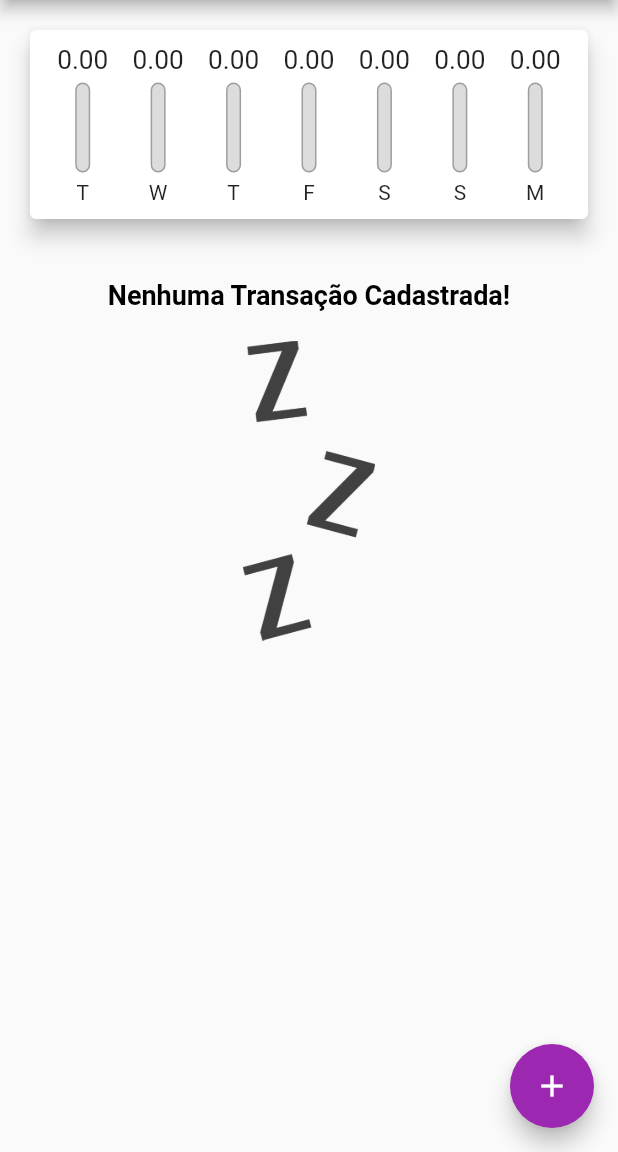
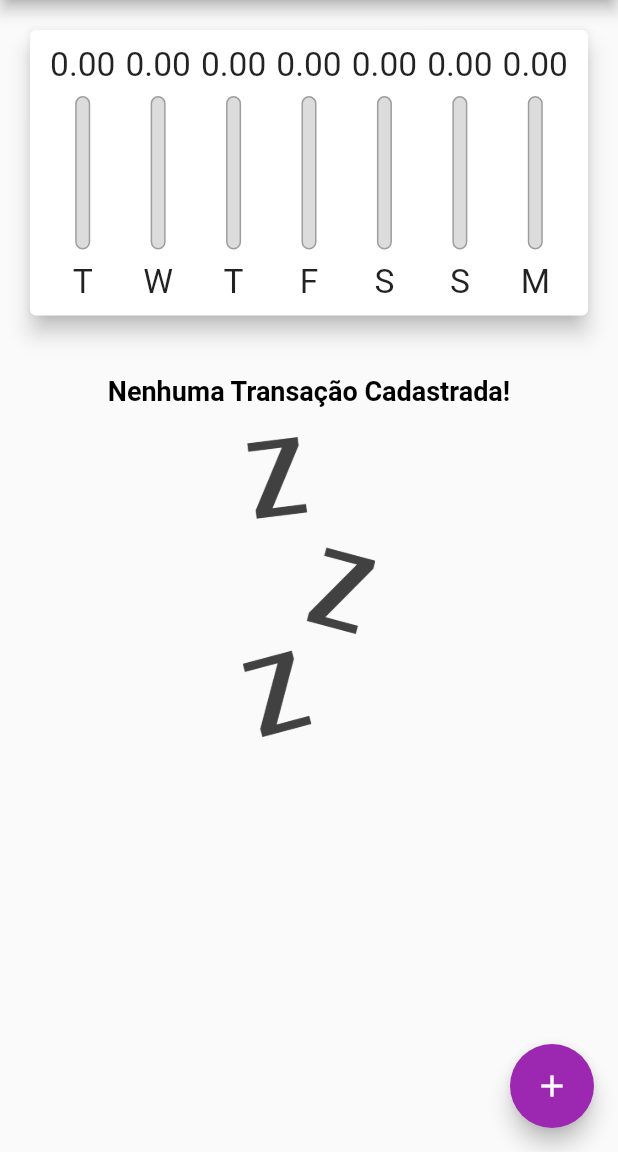
Before and after one commit to charlesdev771/flutter_specialization_cod3r, a Flutter app: the screen it shows after launch, on a phone screen of 412 x 824 dp, the part 84-1236 px from its top. Run offline on Flutter 3.47's test engine with Material 2 defaults, Android fonts, the phone set to English and light mode, and no system bars; Roboto replaces fonts that are missing (OpenSans).

Commit message:
final expenses

```diff
--- a/expenses/lib/components/chart.dart
+++ b/expenses/lib/components/chart.dart
@@ -41,7 +41,9 @@ class Chart extends StatelessWidget {
 
   @override
   Widget build(BuildContext context) {
-    return Card(
+    return Container(
+      height: MediaQuery.of(context).size.height * 0.4,
+      child: Card(
         elevation: 6,
         margin: const EdgeInsets.all(20),
         child: Padding(
@@ -62,6 +64,7 @@ class Chart extends StatelessWidget {
             }).toList(),
           ),
         ),
+      ),
     );
   }
 }
--- a/expenses/lib/components/chart_bar.dart
+++ b/expenses/lib/components/chart_bar.dart
@@ -14,17 +14,19 @@ class ChartBar extends StatelessWidget {
 
   @override
   Widget build(BuildContext context) {
+    return LayoutBuilder(
+      builder: (ctx, constraints) {
         return Column(
           children: [
             SizedBox(
-          height: 20,
+              height: constraints.maxHeight * 0.15,
               child: FittedBox(
                 child: Text('${value!.toStringAsFixed(2)}'),
               ),
             ),
-        const SizedBox(height: 5),
+            SizedBox(height: constraints.maxHeight * 0.05),
             SizedBox(
-          height: 60,
+              height: constraints.maxHeight * 0.6,
               width: 10,
               child: Stack(
                 alignment: Alignment.bottomCenter,
@@ -51,9 +53,16 @@ class ChartBar extends StatelessWidget {
                 ],
               ),
             ),
-        const SizedBox(height: 5),
-        Text(label!),
+            SizedBox(height: constraints.maxHeight * 0.05),
+            SizedBox(
+              height: constraints.maxHeight * 0.15,
+              child: FittedBox(
+                child: Text(label!),
+              ),
+            ),
           ],
+        );
+      },
     );
   }
 }
--- a/expenses/lib/components/transaction_list.dart
+++ b/expenses/lib/components/transaction_list.dart
@@ -11,9 +11,7 @@ class TransactionList extends StatelessWidget {
 
   @override
   Widget build(BuildContext context) {
-    return SizedBox(
-      height: 430,
-      child: transactions.isEmpty
+    return transactions.isEmpty
         ? Column(
             children: [
               const SizedBox(height: 20),
@@ -72,7 +70,6 @@ class TransactionList extends StatelessWidget {
                 ),
               );
             },
-            ),
           );
   }
 }
--- a/expenses/lib/main.dart
+++ b/expenses/lib/main.dart
@@ -94,8 +94,7 @@ class _MyHomePageState extends State<MyHomePage> {
 
   @override
   Widget build(BuildContext context) {
-    return Scaffold(
-      appBar: AppBar(
+    final appBar = AppBar(
       title: const Text('Despesas Pessoais'),
       actions: [
         IconButton(
@@ -103,13 +102,26 @@ class _MyHomePageState extends State<MyHomePage> {
           onPressed: () => _openTransactionFormModal(context),
         ),
       ],
-      ),
+    );
+
+    final availableHeight = MediaQuery.of(context).size.height -
+        appBar.preferredSize.height -
+        MediaQuery.of(context).padding.top;
+
+    return Scaffold(
+      appBar: appBar,
       body: SingleChildScrollView(
         child: Column(
           crossAxisAlignment: CrossAxisAlignment.stretch,
           children: [
-            Chart(_recentTransactions),
-            TransactionList(_transactions, _removeTransaction),
+            SizedBox(
+              height: availableHeight * 0.3,
+              child: Chart(_recentTransactions),
+            ),
+            SizedBox(
+              height: availableHeight * 0.7,
+              child: TransactionList(_transactions, _removeTransaction),
+            ),
           ],
         ),
       ),
```
Lines whose indentation alone changed are shown as unchanged.
